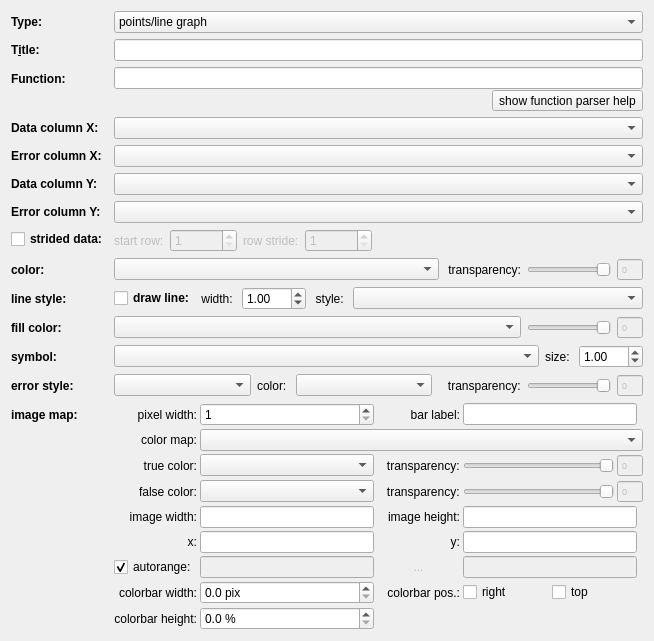
Above: plugins/table/qftablegraphsettings.ui from jkriege2/QuickFit3 before the change. Below: the same form after it.
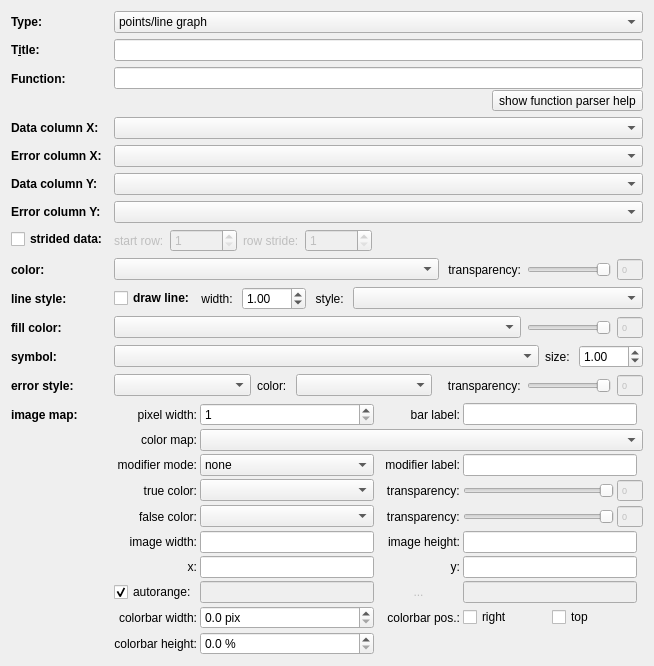
That is the form after the change. Icons and pictures are not drawn. Custom widgets are drawn as their Qt base class.

Commit message: QuickFit3/table:   - now supports column-wise expressions in addition to cell-wise expressions   - some internal reorganization   - now supports new modifier channel for image plots   - now supports RGB image plots

The edit to the form file:
```diff
--- a/plugins/table/qftablegraphsettings.ui
+++ b/plugins/table/qftablegraphsettings.ui
@@ -7,7 +7,7 @@
     <x>0</x>
     <y>0</y>
     <width>654</width>
-    <height>589</height>
+    <height>612</height>
    </rect>
   </property>
   <property name="windowTitle">
@@ -947,37 +947,37 @@
    </item>
    <item row="13" column="1">
     <widget class="QWidget" name="widImage" native="true">
-     <layout class="QGridLayout" name="gridLayout_5" rowminimumheight="0,0,0,0,0,0,0,0,0">
+     <layout class="QGridLayout" name="gridLayout_5" rowminimumheight="0,0,0,0,0,0,0,0,0,0">
       <property name="margin">
        <number>0</number>
       </property>
       <property name="spacing">
        <number>3</number>
       </property>
-      <item row="6" column="1">
+      <item row="7" column="1">
        <widget class="QFDoubleEdit" name="edtImageMin">
         <property name="enabled">
          <bool>false</bool>
         </property>
        </widget>
       </item>
-      <item row="3" column="1">
-       <widget class="ColorComboBox" name="cmbImageFalseColor">
-        <property name="sizePolicy">
-         <sizepolicy hsizetype="MinimumExpanding" vsizetype="Fixed">
-          <horstretch>0</horstretch>
-          <verstretch>0</verstretch>
-         </sizepolicy>
-        </property>
-        <property name="minimumSize">
-         <size>
-          <width>80</width>
-          <height>0</height>
-         </size>
-        </property>
-       </widget>
-      </item>
       <item row="4" column="1">
+       <widget class="ColorComboBox" name="cmbImageFalseColor">
+        <property name="sizePolicy">
+         <sizepolicy hsizetype="MinimumExpanding" vsizetype="Fixed">
+          <horstretch>0</horstretch>
+          <verstretch>0</verstretch>
+         </sizepolicy>
+        </property>
+        <property name="minimumSize">
+         <size>
+          <width>80</width>
+          <height>0</height>
+         </size>
+        </property>
+       </widget>
+      </item>
+      <item row="5" column="1">
        <widget class="QFDoubleEdit" name="edtImageWidth">
         <property name="sizePolicy">
          <sizepolicy hsizetype="MinimumExpanding" vsizetype="Fixed">
@@ -987,7 +987,7 @@
         </property>
        </widget>
       </item>
-      <item row="6" column="2">
+      <item row="7" column="2">
        <widget class="QLabel" name="label_53">
         <property name="enabled">
          <bool>false</bool>
@@ -1010,7 +1010,7 @@
         </property>
        </widget>
       </item>
-      <item row="4" column="3">
+      <item row="5" column="3">
        <widget class="QFDoubleEdit" name="edtImageHeight">
         <property name="sizePolicy">
          <sizepolicy hsizetype="MinimumExpanding" vsizetype="Fixed">
@@ -1020,14 +1020,14 @@
         </property>
        </widget>
       </item>
-      <item row="3" column="2">
-       <widget class="QLabel" name="label_55">
-        <property name="text">
-         <string>   transparency:</string>
-        </property>
-       </widget>
-      </item>
       <item row="4" column="2">
+       <widget class="QLabel" name="label_55">
+        <property name="text">
+         <string>   transparency:</string>
+        </property>
+       </widget>
+      </item>
+      <item row="5" column="2">
        <widget class="QLabel" name="label_56">
         <property name="text">
          <string>image height:</string>
@@ -1037,14 +1037,14 @@
         </property>
        </widget>
       </item>
-      <item row="6" column="3">
+      <item row="7" column="3">
        <widget class="QFDoubleEdit" name="edtImageMax">
         <property name="enabled">
          <bool>false</bool>
         </property>
        </widget>
       </item>
-      <item row="2" column="1">
+      <item row="3" column="1">
        <widget class="ColorComboBox" name="cmbImageTrueColor">
         <property name="sizePolicy">
          <sizepolicy hsizetype="MinimumExpanding" vsizetype="Fixed">
@@ -1060,14 +1060,14 @@
         </property>
        </widget>
       </item>
-      <item row="2" column="2">
+      <item row="3" column="2">
        <widget class="QLabel" name="label_57">
         <property name="text">
          <string>   transparency:</string>
         </property>
        </widget>
       </item>
-      <item row="3" column="3" colspan="3">
+      <item row="4" column="3" colspan="3">
        <layout class="QHBoxLayout" name="horizontalLayout_19">
         <item>
          <widget class="QSlider" name="sliderImageFalseColor">
@@ -1129,7 +1129,7 @@
         </item>
        </layout>
       </item>
-      <item row="3" column="0">
+      <item row="4" column="0">
        <widget class="QLabel" name="label_58">
         <property name="text">
          <string>false color:</string>
@@ -1139,7 +1139,7 @@
         </property>
        </widget>
       </item>
-      <item row="2" column="0">
+      <item row="3" column="0">
        <widget class="QLabel" name="label_59">
         <property name="text">
          <string>true color:</string>
@@ -1175,7 +1175,7 @@
         </property>
        </widget>
       </item>
-      <item row="2" column="3" colspan="3">
+      <item row="3" column="3" colspan="3">
        <layout class="QHBoxLayout" name="horizontalLayout_20">
         <item>
          <widget class="QSlider" name="sliderImageTrueColor">
@@ -1253,7 +1253,7 @@
         </property>
        </widget>
       </item>
-      <item row="5" column="0">
+      <item row="6" column="0">
        <widget class="QLabel" name="label_61">
         <property name="text">
          <string>x:</string>
@@ -1263,7 +1263,7 @@
         </property>
        </widget>
       </item>
-      <item row="5" column="1">
+      <item row="6" column="1">
        <widget class="QFDoubleEdit" name="edtImageX">
         <property name="sizePolicy">
          <sizepolicy hsizetype="MinimumExpanding" vsizetype="Fixed">
@@ -1273,7 +1273,7 @@
         </property>
        </widget>
       </item>
-      <item row="5" column="2">
+      <item row="6" column="2">
        <widget class="QLabel" name="label_62">
         <property name="text">
          <string>y:</string>
@@ -1283,7 +1283,7 @@
         </property>
        </widget>
       </item>
-      <item row="5" column="3">
+      <item row="6" column="3">
        <widget class="QFDoubleEdit" name="edtImageY">
         <property name="sizePolicy">
          <sizepolicy hsizetype="MinimumExpanding" vsizetype="Fixed">
@@ -1293,7 +1293,7 @@
         </property>
        </widget>
       </item>
-      <item row="6" column="0">
+      <item row="7" column="0">
        <widget class="QCheckBox" name="chkImageAutorange">
         <property name="text">
          <string>autorange:</string>
@@ -1313,7 +1313,7 @@
         </property>
        </widget>
       </item>
-      <item row="4" column="0">
+      <item row="5" column="0">
        <widget class="QLabel" name="label_64">
         <property name="text">
          <string>image width:</string>
@@ -1333,7 +1333,7 @@
         </property>
        </widget>
       </item>
-      <item row="7" column="0">
+      <item row="8" column="0">
        <widget class="QLabel" name="label_65">
         <property name="text">
          <string>colorbar width:</string>
@@ -1343,7 +1343,7 @@
         </property>
        </widget>
       </item>
-      <item row="7" column="1">
+      <item row="8" column="1">
        <widget class="QDoubleSpinBox" name="spinColorbarWidth">
         <property name="sizePolicy">
          <sizepolicy hsizetype="MinimumExpanding" vsizetype="Fixed">
@@ -1362,7 +1362,7 @@
         </property>
        </widget>
       </item>
-      <item row="7" column="2">
+      <item row="8" column="2">
        <widget class="QLabel" name="label_66">
         <property name="text">
          <string>colorbar pos.:</string>
@@ -1372,7 +1372,7 @@
         </property>
        </widget>
       </item>
-      <item row="7" column="3">
+      <item row="8" column="3">
        <layout class="QHBoxLayout" name="horizontalLayout_21">
         <item>
          <widget class="QCheckBox" name="chkImageColorbarRight">
@@ -1390,7 +1390,7 @@
         </item>
        </layout>
       </item>
-      <item row="8" column="0">
+      <item row="9" column="0">
        <widget class="QLabel" name="label_67">
         <property name="text">
          <string>colorbar height:</string>
@@ -1400,7 +1400,7 @@
         </property>
        </widget>
       </item>
-      <item row="8" column="1">
+      <item row="9" column="1">
        <widget class="QDoubleSpinBox" name="spinColorbarHeight">
         <property name="sizePolicy">
          <sizepolicy hsizetype="MinimumExpanding" vsizetype="Fixed">
@@ -1419,6 +1419,60 @@
         </property>
        </widget>
       </item>
+      <item row="2" column="0">
+       <widget class="QLabel" name="labModifierMode">
+        <property name="text">
+         <string>modifier mode:</string>
+        </property>
+        <property name="alignment">
+         <set>Qt::AlignRight|Qt::AlignTrailing|Qt::AlignVCenter</set>
+        </property>
+       </widget>
+      </item>
+      <item row="2" column="1">
+       <widget class="QComboBox" name="cmbModifierMode">
+        <item>
+         <property name="text">
+          <string>none</string>
+         </property>
+        </item>
+        <item>
+         <property name="text">
+          <string>value</string>
+         </property>
+        </item>
+        <item>
+         <property name="text">
+          <string>saturation</string>
+         </property>
+        </item>
+        <item>
+         <property name="text">
+          <string>alpha</string>
+         </property>
+        </item>
+       </widget>
+      </item>
+      <item row="2" column="2">
+       <widget class="QLabel" name="labModifierMode_2">
+        <property name="text">
+         <string>modifier label:</string>
+        </property>
+        <property name="alignment">
+         <set>Qt::AlignRight|Qt::AlignTrailing|Qt::AlignVCenter</set>
+        </property>
+       </widget>
+      </item>
+      <item row="2" column="3">
+       <widget class="QLineEdit" name="edtColorbarLabelMod">
+        <property name="sizePolicy">
+         <sizepolicy hsizetype="MinimumExpanding" vsizetype="Fixed">
+          <horstretch>0</horstretch>
+          <verstretch>0</verstretch>
+         </sizepolicy>
+        </property>
+       </widget>
+      </item>
      </layout>
     </widget>
    </item>
```
Left out of the diff: 10 changed lines with no effect on the pictures. The commit also changes 27 other files.
